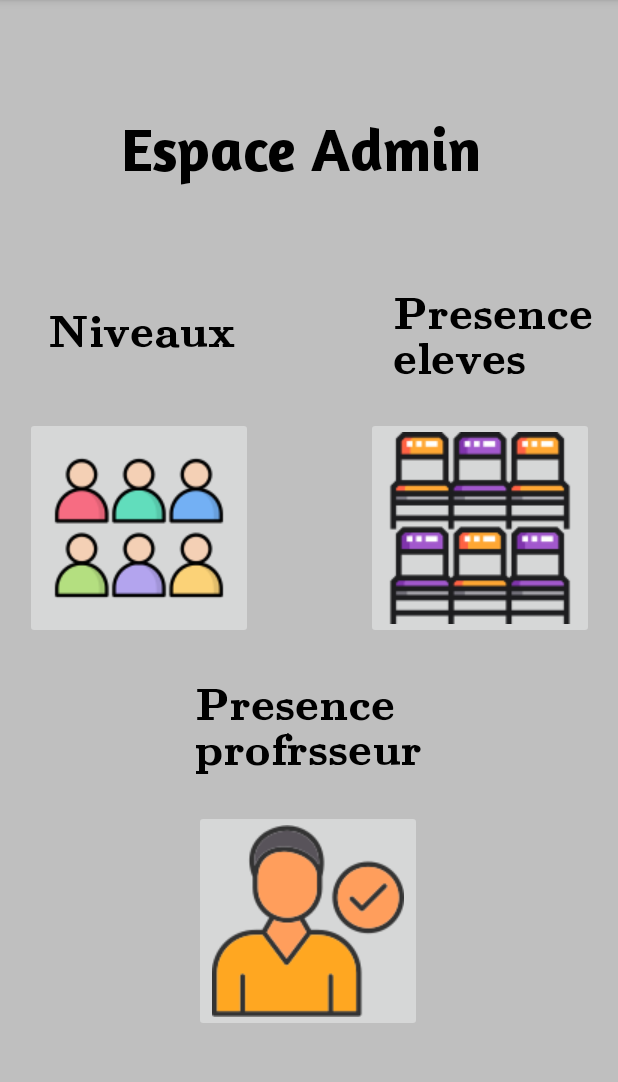
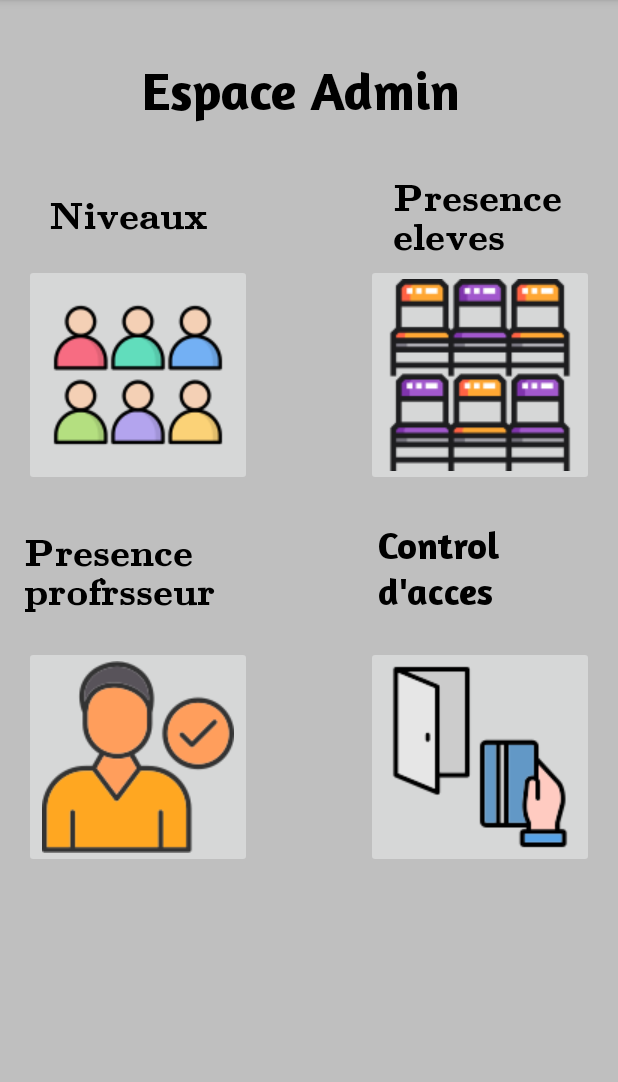
Before and after one commit to khouloudBenAli/pfe_school_application, an Android app: the admin screen opened directly, with no data from a screen before it, on a phone screen of 412 x 824 dp, the part 84-1166 px from its top. Run offline under Robolectric (Android 15) with nearby library versions, the phone set to English and light mode, and no system bars; network calls fail.

Commit message:
add admin

```diff
--- a/app/src/main/AndroidManifest.xml
+++ b/app/src/main/AndroidManifest.xml
@@ -54,6 +54,10 @@
             android:name=".schedule"
             android:exported="false" />
         <activity
+            android:name=".access_control"
+            android:exported="false" />
+
+        <activity
             android:name=".MainActivity"
             android:exported="true">
             <intent-filter>
--- a/app/src/main/java/com/example/school/admin.java
+++ b/app/src/main/java/com/example/school/admin.java
@@ -8,7 +8,7 @@ import android.view.View;
 import android.widget.ImageButton;
 
 public class admin extends AppCompatActivity {
-    ImageButton all_classes ,  all_niveaux , attendance ;
+    ImageButton all_classes ,  all_niveaux , attendance , acces ;
 
     @Override
     protected void onCreate(Bundle savedInstanceState) {
@@ -18,6 +18,15 @@ public class admin extends AppCompatActivity {
         all_niveaux=findViewById(R.id.ib_niveaux);
         all_classes=findViewById(R.id.ib_classes);
         attendance=findViewById(R.id.ib_attendance);
+        acces=findViewById(R.id.ib_controlAcces);
+
+        acces.setOnClickListener(new View.OnClickListener() {
+            @Override
+            public void onClick(View view) {
+                Intent intent = new Intent(admin.this,access_control.class);
+                startActivity(intent);
+            }
+        });
 
         all_niveaux.setOnClickListener(new View.OnClickListener() {
             @Override
--- a/app/src/main/res/layout/activity_admin.xml
+++ b/app/src/main/res/layout/activity_admin.xml
@@ -15,12 +15,13 @@
        android:fontFamily="@font/amaranth_bold"
        android:text="Espace Admin "
        android:textColor="@color/black"
-        android:textSize="40dp"
+       android:textSize="35dp"
        app:layout_constraintBottom_toBottomOf="parent"
        app:layout_constraintEnd_toEndOf="parent"
+       app:layout_constraintHorizontal_bias="0.497"
        app:layout_constraintStart_toStartOf="parent"
        app:layout_constraintTop_toTopOf="parent"
-        app:layout_constraintVertical_bias="0.104"
+       app:layout_constraintVertical_bias="0.053"
        tools:ignore="MissingConstraints" />
 
 
@@ -31,13 +32,13 @@
        android:fontFamily="@font/font"
        android:text="Niveaux"
        android:textColor="@color/black"
-        android:textSize="30dp"
+       android:textSize="25dp"
        app:layout_constraintBottom_toBottomOf="parent"
        app:layout_constraintEnd_toEndOf="parent"
-        app:layout_constraintHorizontal_bias="0.111"
+       app:layout_constraintHorizontal_bias="0.107"
        app:layout_constraintStart_toStartOf="parent"
        app:layout_constraintTop_toTopOf="parent"
-        app:layout_constraintVertical_bias="0.282"
+       app:layout_constraintVertical_bias="0.18"
        tools:ignore="MissingConstraints" />
 
    <ImageButton
@@ -47,12 +48,11 @@
        android:contentDescription="classes"
        app:layout_constraintBottom_toBottomOf="parent"
        app:layout_constraintEnd_toEndOf="parent"
-        app:layout_constraintHorizontal_bias="0.065"
+       app:layout_constraintHorizontal_bias="0.061"
        app:layout_constraintStart_toStartOf="parent"
        app:layout_constraintTop_toTopOf="parent"
-        app:layout_constraintVertical_bias="0.448"
+       app:layout_constraintVertical_bias="0.284"
        app:srcCompat="@drawable/classes" />
-
 
    <TextView
        android:id="@+id/tv_allclasses"
@@ -61,13 +61,13 @@
        android:fontFamily="@font/font"
        android:text="Presence eleves"
        android:textColor="@color/black"
-        android:textSize="30dp"
+       android:textSize="25dp"
        app:layout_constraintBottom_toBottomOf="parent"
        app:layout_constraintEnd_toEndOf="parent"
        app:layout_constraintHorizontal_bias="1.0"
        app:layout_constraintStart_toStartOf="parent"
        app:layout_constraintTop_toTopOf="parent"
-        app:layout_constraintVertical_bias="0.277"
+       app:layout_constraintVertical_bias="0.169"
        tools:ignore="MissingConstraints" />
 
    <ImageButton
@@ -80,7 +80,7 @@
        app:layout_constraintHorizontal_bias="0.938"
        app:layout_constraintStart_toStartOf="parent"
        app:layout_constraintTop_toTopOf="parent"
-        app:layout_constraintVertical_bias="0.448"
+       app:layout_constraintVertical_bias="0.284"
        app:srcCompat="@drawable/allclasse" />
 
    <TextView
@@ -90,13 +90,12 @@
        android:fontFamily="@font/font"
        android:text="Presence profrsseur"
        android:textColor="@color/black"
-        android:textSize="30dp"
+       android:textSize="25dp"
        app:layout_constraintBottom_toBottomOf="parent"
        app:layout_constraintEnd_toEndOf="parent"
-        app:layout_constraintHorizontal_bias="0.517"
+       app:layout_constraintHorizontal_bias="0.063"
        app:layout_constraintStart_toStartOf="parent"
        app:layout_constraintTop_toTopOf="parent"
-        app:layout_constraintVertical_bias="0.646"
        tools:ignore="MissingConstraints" />
 
    <ImageButton
@@ -106,10 +105,40 @@
        android:contentDescription="classes"
        app:layout_constraintBottom_toBottomOf="parent"
        app:layout_constraintEnd_toEndOf="parent"
-        app:layout_constraintHorizontal_bias="0.498"
+       app:layout_constraintHorizontal_bias="0.061"
        app:layout_constraintStart_toStartOf="parent"
        app:layout_constraintTop_toTopOf="parent"
-        app:layout_constraintVertical_bias="0.871"
+       app:layout_constraintVertical_bias="0.695"
        app:srcCompat="@drawable/attendance" />
 
+    <TextView
+        android:id="@+id/tv_controlAcces"
+        android:layout_width="160dp"
+        android:layout_height="wrap_content"
+        android:fontFamily="@font/amaranth_bold"
+        android:text="Control d'acces"
+        android:textColor="@color/black"
+        android:textSize="25dp"
+        app:layout_constraintBottom_toBottomOf="parent"
+        app:layout_constraintEnd_toEndOf="parent"
+        app:layout_constraintHorizontal_bias="1.0"
+        app:layout_constraintStart_toStartOf="parent"
+        app:layout_constraintTop_toTopOf="parent"
+        app:layout_constraintVertical_bias="0.492"
+        tools:ignore="MissingConstraints" />
+
+    <ImageButton
+      android:id="@+id/ib_controlAcces"
+      android:layout_width="wrap_content"
+      android:layout_height="wrap_content"
+      android:contentDescription="asses"
+      app:layout_constraintBottom_toBottomOf="parent"
+      app:layout_constraintEnd_toEndOf="parent"
+      app:layout_constraintHorizontal_bias="0.938"
+      app:layout_constraintStart_toStartOf="parent"
+      app:layout_constraintTop_toTopOf="parent"
+      app:layout_constraintVertical_bias="0.695"
+      app:srcCompat="@drawable/controldacces" />
+
+
 </androidx.constraintlayout.widget.ConstraintLayout>
```
Lines whose indentation alone changed are shown as unchanged.
